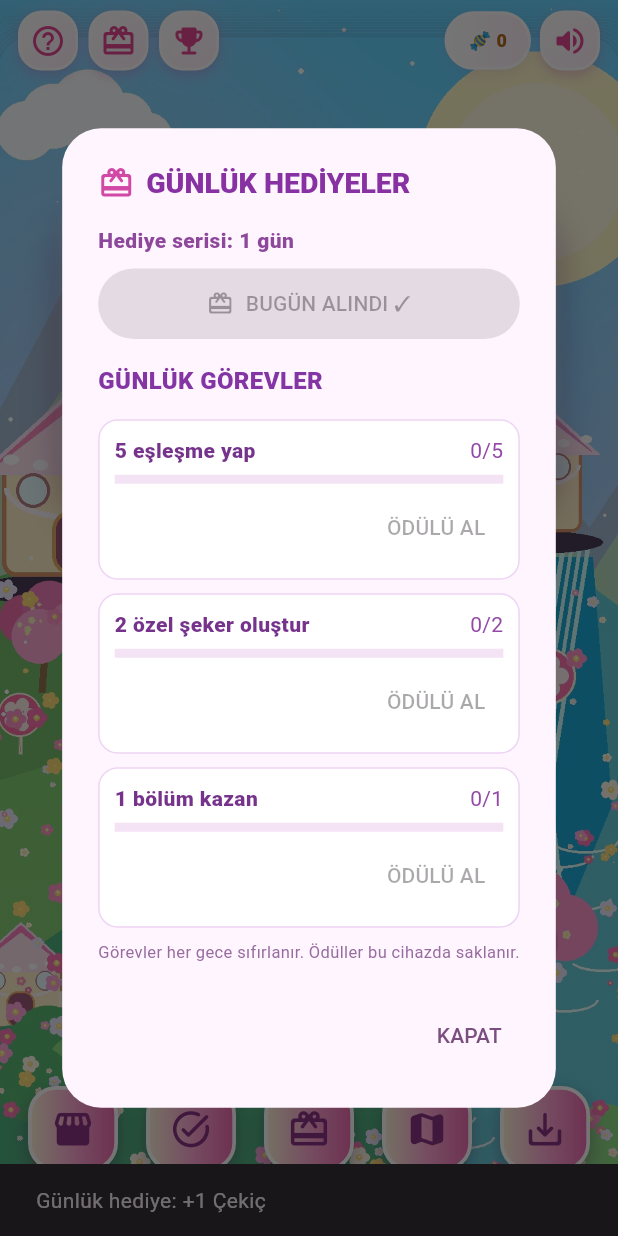
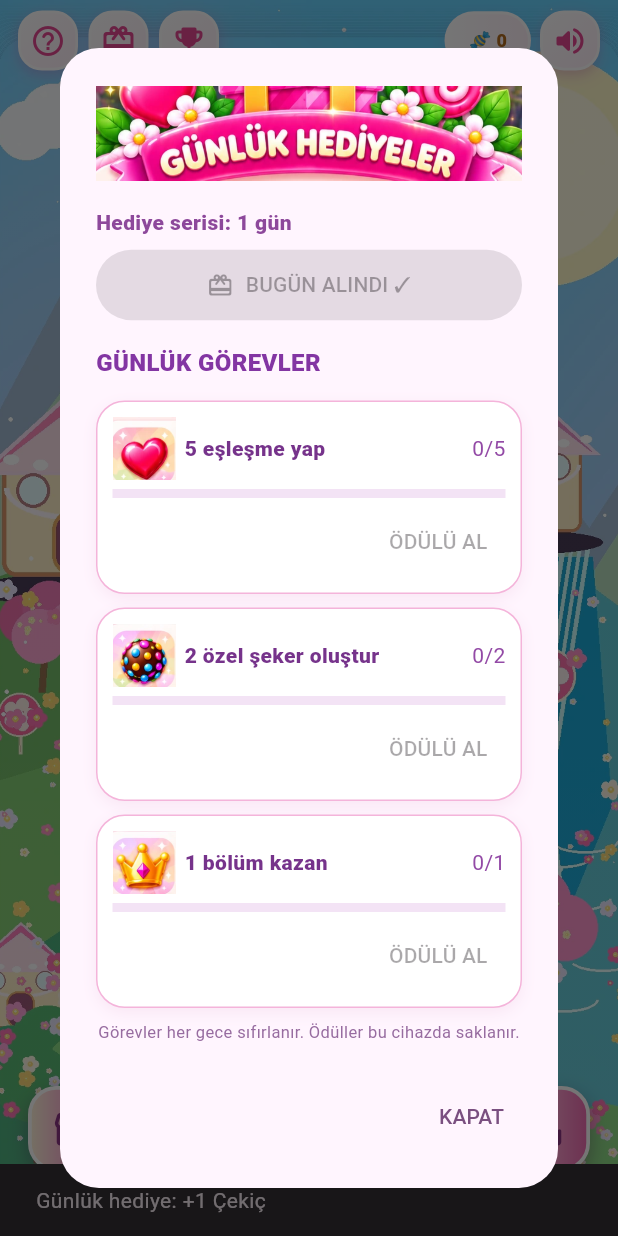
Before and after one commit to fdinc1899/seker-bahcesi, a Flutter app: the screen it shows after launch, item 2 of the bottom bar chosen, after a tap on "BUGÜNKÜ HEDİYENİ AL", on a phone screen of 412 x 824 dp. Run offline on Flutter 3.47's test engine with Material 3 defaults, Android fonts, the phone set to English and light mode, and no system bars; our stand-ins replace audioplayers, shared_preferences.

Commit message:
feat: V14 premium live UI artwork and independent preview

```diff
--- a/lib/main.dart
+++ b/lib/main.dart
@@ -571,13 +571,9 @@ class _SugarGardenState extends State<SugarGarden>
             key: const ValueKey('daily-rewards-dialog'),
             backgroundColor: const Color(0xFFFFF5FE),
             shape: RoundedRectangleBorder(borderRadius: BorderRadius.circular(26)),
-            title: const Row(children: [
-              Icon(Icons.card_giftcard_rounded, color: Color(0xFFD148A5)),
-              SizedBox(width: 8),
-              Expanded(child: Text('GÜNLÜK HEDİYELER',
-                style: TextStyle(fontSize: 19, fontWeight: FontWeight.w900,
-                  color: Color(0xFF8731A3)))),
-            ]),
+            title: Image.asset('assets/images/v14_daily_header.webp',
+              height: 66, fit: BoxFit.contain,
+              semanticLabel: 'GÜNLÜK HEDİYELER'),
             content: SingleChildScrollView(child: Column(
               mainAxisSize: MainAxisSize.min,
               crossAxisAlignment: CrossAxisAlignment.stretch,
@@ -616,12 +612,21 @@ class _SugarGardenState extends State<SugarGarden>
                     padding: const EdgeInsets.all(10),
                     decoration: BoxDecoration(
                       color: Colors.white,
-                      borderRadius: BorderRadius.circular(13),
-                      border: Border.all(color: const Color(0xFFEED4F4)),
+                      borderRadius: BorderRadius.circular(19),
+                      boxShadow: const [BoxShadow(
+                        color: Color(0x1ECC7DAA), blurRadius: 8,
+                        offset: Offset(0, 3))],
+                      border: Border.all(color: const Color(0xFFF4B4DA)),
                     ),
                     child: Column(crossAxisAlignment: CrossAxisAlignment.start,
                       children: [
                         Row(children: [
+                          Image.asset(switch (task) {
+                            0 => 'assets/images/v14_hearts.webp',
+                            1 => 'assets/images/v14_bomb.webp',
+                            _ => 'assets/images/v14_crown.webp',
+                          }, width: 42, height: 42),
+                          const SizedBox(width: 6),
                           Expanded(child: Text(_daily.title(task),
                             style: const TextStyle(fontWeight: FontWeight.w800,
                               color: Color(0xFF76338B)))),
@@ -704,9 +709,9 @@ class _SugarGardenState extends State<SugarGarden>
         builder: (context, refresh) => SafeArea(child: Padding(
           padding: const EdgeInsets.fromLTRB(20, 18, 20, 25),
           child: Column(mainAxisSize: MainAxisSize.min, children: [
-            const Text('ŞEKER DÜKKÂNI', style: TextStyle(
-              fontWeight: FontWeight.w900, fontSize: 23,
-              color: Color(0xFF8435A3))),
+            Image.asset('assets/images/v14_shop_header.webp',
+              height: 84, fit: BoxFit.contain,
+              semanticLabel: 'ŞEKER DÜKKÂNI'),
             const SizedBox(height: 6),
             Text('🍬 ${_v6.coins} şeker paran var',
               key: const ValueKey('v6-coin-balance'),
@@ -715,12 +720,19 @@ class _SugarGardenState extends State<SugarGarden>
             const SizedBox(height: 12),
             for (final booster in V6Booster.values)
               Padding(padding: const EdgeInsets.symmetric(vertical: 4),
-                child: Card(color: Colors.white, child: ListTile(
-                  leading: Icon(switch (booster) {
-                    V6Booster.hammer => Icons.auto_fix_high_rounded,
-                    V6Booster.line => Icons.flash_on_rounded,
-                    V6Booster.shuffle => Icons.shuffle_rounded,
-                  }, color: const Color(0xFFC24EC0)),
+                child: Card(
+                  color: const Color(0xFFFFFAFF),
+                  elevation: 3,
+                  shadowColor: const Color(0x55CA70B7),
+                  shape: RoundedRectangleBorder(
+                    borderRadius: BorderRadius.circular(18),
+                    side: const BorderSide(color: Color(0xFFFFC8DD))),
+                  child: ListTile(
+                  leading: Image.asset(switch (booster) {
+                    V6Booster.hammer => 'assets/images/v14_hammer.webp',
+                    V6Booster.line => 'assets/images/v14_line.webp',
+                    V6Booster.shuffle => 'assets/images/v14_shuffle.webp',
+                  }, width: 54, height: 54, fit: BoxFit.contain),
                   title: Text(switch (booster) {
                     V6Booster.hammer => 'Çekiç',
                     V6Booster.line => 'Satır patlatma',
@@ -732,6 +744,9 @@ class _SugarGardenState extends State<SugarGarden>
                     onPressed: _v6.canAfford(booster)
                         ? () => _buyBooster(booster, () => refresh(() {}))
                         : null,
+                    style: FilledButton.styleFrom(
+                      backgroundColor: const Color(0xFF49C328),
+                      foregroundColor: Colors.white),
                     child: const Text('AL'),
                   ),
                 ))),
@@ -1264,35 +1279,13 @@ class _SugarGardenState extends State<SugarGarden>
           ]),
         ),
         const Spacer(flex: 2),
-        Container(
-          width: small ? 296 : 325,
-          padding: EdgeInsets.symmetric(vertical: compact ? 12 : 20,
-              horizontal: 12),
-          decoration: BoxDecoration(
-            gradient: const LinearGradient(
-              begin: Alignment.topLeft, end: Alignment.bottomRight,
-              colors: [Color(0xFFCE9051), Color(0xFF96542D), Color(0xFF61351F)]),
-            borderRadius: BorderRadius.circular(32),
-            border: Border.all(color: const Color(0xFFFFECAA), width: 5),
-            boxShadow: const [
-              BoxShadow(color: Color(0x774D1951), blurRadius: 24,
-                  offset: Offset(0, 13)),
-              BoxShadow(color: Color(0x88FFFFFF), blurRadius: 8,
-                  offset: Offset(0, -2)),
-            ],
-          ),
-          child: Column(children: [
-            Text('🌼  🌸  🦋  🌼',
-              style: TextStyle(fontSize: compact ? 18 : 24)),
-            Text('Şeker', textAlign: TextAlign.center,
-              style: _titleStyle(compact ? 49 : 56, const Color(0xFFFF64AA))),
-            Text('Bahçesi', textAlign: TextAlign.center,
-              style: _titleStyle(compact ? 45 : 54, const Color(0xFFFFC642))),
-            const SizedBox(height: 3),
-            const Text('ULTRA NET GÖRSELLER • V13',
-              style: TextStyle(color: Color(0xFFFFF2D7), fontSize: 10,
-                  fontWeight: FontWeight.w900, letterSpacing: 1.6)),
-          ]),
+        // V14: true illustrated banner, not a static screenshot of the app.
+        Image.asset(
+          'assets/images/v14_logo.webp',
+          width: small ? 285 : 325,
+          height: compact ? 171 : 193,
+          fit: BoxFit.contain,
+          filterQuality: FilterQuality.high,
         ),
         SizedBox(height: compact ? 15 : 25),
         Row(mainAxisAlignment: MainAxisAlignment.center, children: [
@@ -1510,7 +1503,7 @@ class _SugarGardenState extends State<SugarGarden>
           _roundIcon(Icons.arrow_back_rounded,
               () => setState(() => _page = ViewPage.home)),
           const SizedBox(width: 12),
-          Expanded(child: Text('Şeker Yolu • V13',
+          Expanded(child: Text('Şeker Yolu • V14',
               style: _titleStyle(27, const Color(0xFFE94E96)))),
           _roundIcon(Icons.emoji_events_rounded, _openEventCenter),
           const SizedBox(width: 6),
@@ -1544,7 +1537,8 @@ class _SugarGardenState extends State<SugarGarden>
       margin: const EdgeInsets.only(bottom: 19),
       decoration: BoxDecoration(
         borderRadius: BorderRadius.circular(28),
-        color: const Color(0xFFFFE5F5),
+        gradient: const LinearGradient(
+          colors: [Color(0xFFFFE4F8), Color(0xFFFFF7D5)]),
         border: Border.all(color: const Color(0xFFFFE4A0), width: 5),
         boxShadow: const [BoxShadow(color: Color(0x66471662),
           blurRadius: 17, offset: Offset(0, 8))],
@@ -1675,7 +1669,7 @@ class _SugarGardenState extends State<SugarGarden>
               const SizedBox(width: 10),
               Expanded(child: Column(crossAxisAlignment: CrossAxisAlignment.start,
                   children: [
-                Text('BÖLÜM ${g.level}  •  V13', style: const TextStyle(
+                Text('BÖLÜM ${g.level}  •  V14', style: const TextStyle(
                     fontSize: 12, fontWeight: FontWeight.w900,
                     letterSpacing: 1.6, color: Color(0xFF77328B))),
                 Text(g.plan.name, maxLines: 1,
@@ -1828,7 +1822,7 @@ class _SugarGardenState extends State<SugarGarden>
       decoration: BoxDecoration(
         gradient: const LinearGradient(
           begin: Alignment.topLeft, end: Alignment.bottomRight,
-          colors: [Color(0xFFFFECA7), Color(0xFFFFC95C), Color(0xFFE69A43)]),
+          colors: [Color(0xFFFFF5C6), Color(0xFFFFC8F4), Color(0xFFFFCE66)]),
         borderRadius: BorderRadius.circular(28),
         border: Border.all(color: const Color(0xFFFFF7CF), width: 6),
         boxShadow: const [
@@ -2123,9 +2117,15 @@ class _SugarGardenState extends State<SugarGarden>
                 boxShadow: const [BoxShadow(color: Color(0x889E4093),
                     blurRadius: 13, offset: Offset(0, 6))],
               ),
-              child: Icon(icon, color: Colors.white, size: 31,
-                shadows: const [Shadow(color: Color(0x555C206F),
-                    blurRadius: 3, offset: Offset(0, 2))]),
+              child: Padding(padding: const EdgeInsets.all(5),
+                child: Image.asset(
+                  shuffle ? 'assets/images/v14_shuffle.webp'
+                      : mode == PowerMode.hammer
+                          ? 'assets/images/v14_hammer.webp'
+                          : 'assets/images/v14_line.webp',
+                  fit: BoxFit.contain,
+                  filterQuality: FilterQuality.high,
+                )),
             ),
             Positioned(right: -7, top: -7,
               child: Container(width: 23, height: 23,
--- a/pubspec.yaml
+++ b/pubspec.yaml
@@ -1,7 +1,7 @@
 name: seker_bahcesi
 description: Ozgun, animasyonlu, bolumlu Turkce seker eslestirme oyunu.
 publish_to: 'none'
-version: 2.6.0+17
+version: 2.7.0+18
 
 environment:
   sdk: '>=3.4.0 <4.0.0'
```
Also changed, not shown: assets/images/v14_bomb.webp (added), assets/images/v14_crown.webp (added), assets/images/v14_daily_header.webp (added), assets/images/v14_hammer.webp (added), assets/images/v14_hearts.webp (added), assets/images/v14_line.webp (added), assets/images/v14_logo.webp (added), assets/images/v14_shop_header.webp (added), assets/images/v14_shuffle.webp (added), 2 other files.
